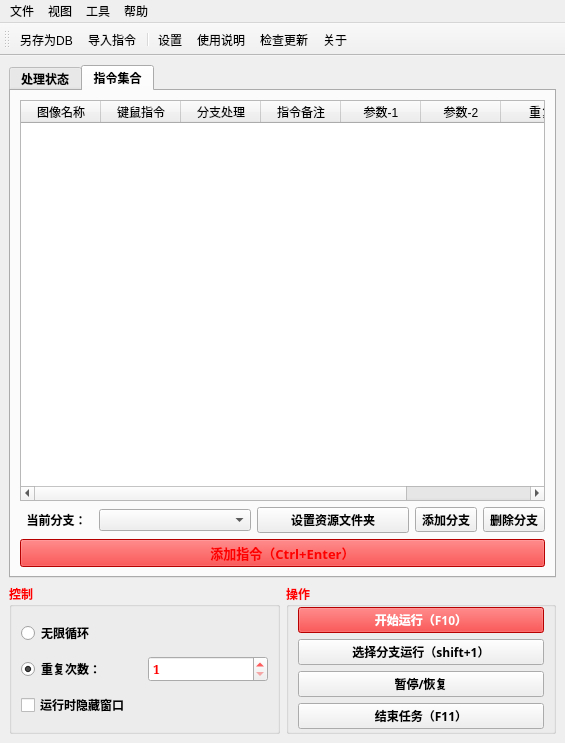
The window that 窗体/mainwindow.ui (FsterThanLight/automatic_clicker_2) describes before a commit, drawn with Qt 5.
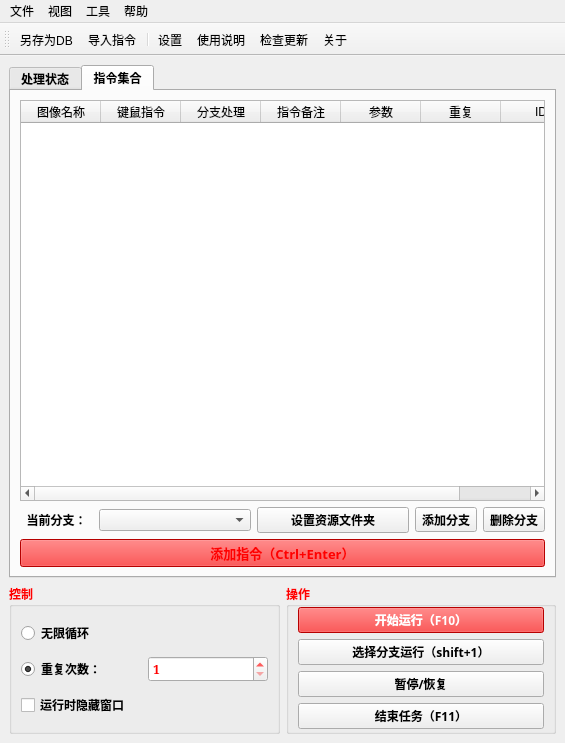
The same window after the commit. Icons and pictures are not drawn.

```diff
--- a/窗体/mainwindow.ui
+++ b/窗体/mainwindow.ui
@@ -378,15 +378,7 @@
           </column>
           <column>
            <property name="text">
-            <string>参数-1</string>
-           </property>
-           <property name="textAlignment">
-            <set>AlignCenter</set>
-           </property>
-          </column>
-          <column>
-           <property name="text">
-            <string>参数-2</string>
+            <string>参数</string>
            </property>
            <property name="textAlignment">
             <set>AlignCenter</set>
```
